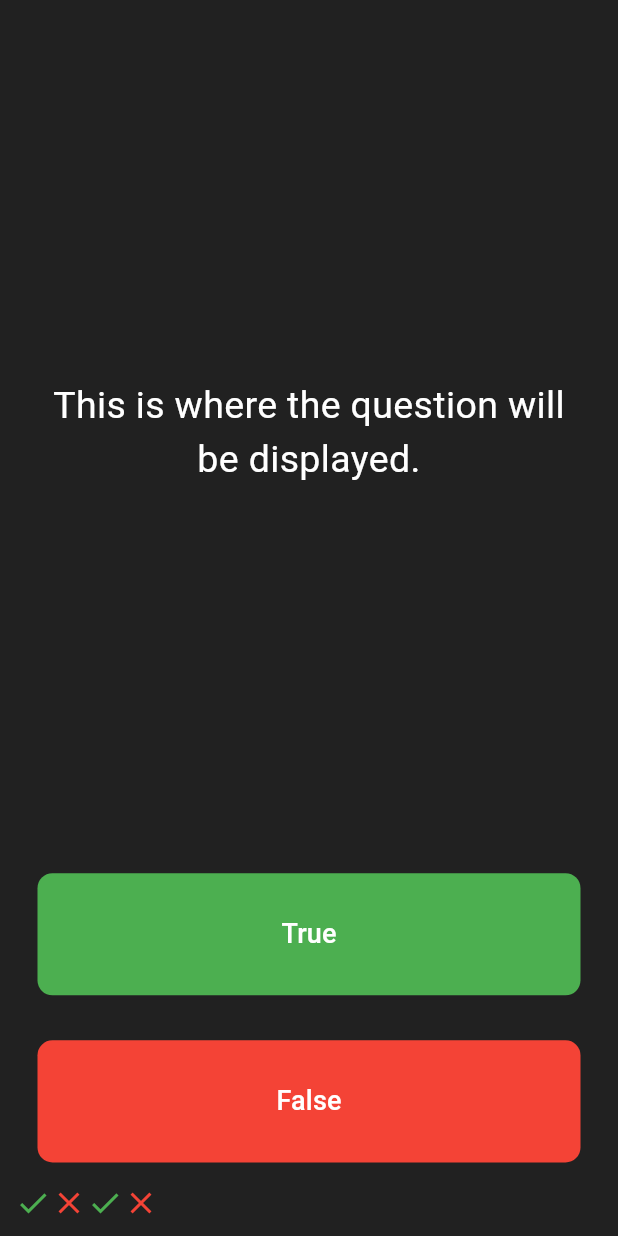
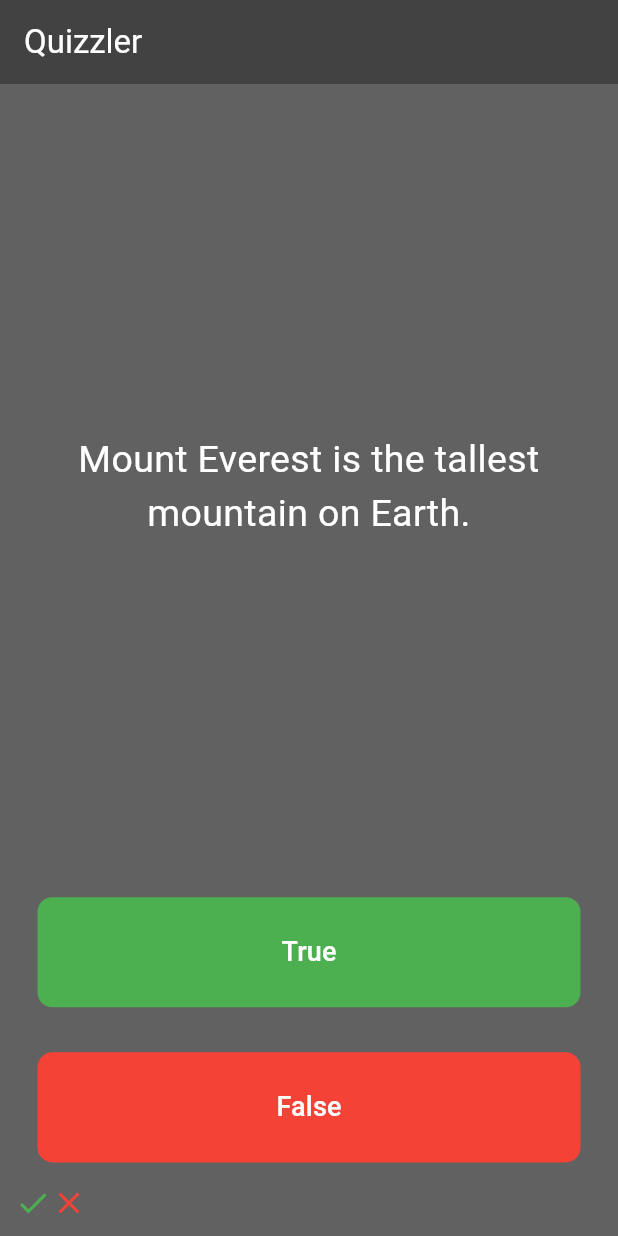
Before and after one commit to p-dong/quizzler, a Flutter app: the screen it shows after launch, after a tap on "True", after a tap on "False", on a phone screen of 412 x 824 dp. Run offline on Flutter 3.47's test engine with Material 3 defaults, Android fonts, the phone set to English and light mode, and no system bars.

Commit message:
learned about class an object in dart language

```diff
--- a/lib/main.dart
+++ b/lib/main.dart
@@ -1,6 +1,8 @@
-// ignore_for_file: prefer_const_constructors, prefer_const_literals_to_create_immutables
+// ignore_for_file: prefer_const_constructors, prefer_const_literals_to_create_immutables, sort_child_properties_last
 
 import 'package:flutter/material.dart';
+import 'question.dart';
+import 'quiz_brain.dart';
 
 void main() => runApp(Quizzler());
 
@@ -10,7 +12,16 @@ class Quizzler extends StatelessWidget {
     return MaterialApp(
       debugShowCheckedModeBanner: false,
       home: Scaffold(
-        backgroundColor: Colors.grey.shade900,
+        appBar: AppBar(
+          title: Text(
+            'Quizzler',
+            style: TextStyle(
+              color: Colors.white,
+            ),
+          ),
+          backgroundColor: Colors.grey[800],
+        ),
+        backgroundColor: Colors.grey[700],
         body: SafeArea(
           child: Padding(
             padding: EdgeInsets.all(10.0),
@@ -30,15 +41,9 @@ class QuizPage extends StatefulWidget {
 class _QuizPageState extends State<QuizPage> {
   List<Widget> scoreKeeper = [
     // if we didn't add widget inside the angle bracket, the list will be dynamic means it will be list of other datatypes too. so we need to mention a certain type of specific datatype.
-    Icon(
-      Icons.check,
-      color: Colors.green,
-    ),
-    Icon(
-      Icons.close,
-      color: Colors.red,
-    ),
   ];
+
+  QuizBrain quizBrain = QuizBrain();
 
   @override
   Widget build(BuildContext context) {
@@ -52,7 +57,7 @@ class _QuizPageState extends State<QuizPage> {
             padding: EdgeInsets.all(10.0),
             child: Center(
               child: Text(
-                'This is where the question will be displayed.',
+                quizBrain.getQuestionText(),
                 textAlign: TextAlign.center,
                 style: TextStyle(
                   color: Colors.white,
@@ -68,7 +73,17 @@ class _QuizPageState extends State<QuizPage> {
             padding: EdgeInsets.all(15.0),
             child: TextButton(
               onPressed: () {
+                // the user choose true
+                bool correctAnswer = quizBrain.getQuestionAnswer();
+
+                if (correctAnswer == true) {
+                  print('user got it right');
+                } else {
+                  print('user got it wrong');
+                }
+
                 setState(() {
+                  quizBrain.nextQuestion();
                   scoreKeeper.add(
                     Icon(
                       Icons.check,
@@ -99,7 +114,17 @@ class _QuizPageState extends State<QuizPage> {
             padding: EdgeInsets.all(15.0),
             child: TextButton(
               onPressed: () {
+                // The user choose false
+                bool correctAnswer = quizBrain.getQuestionAnswer();
+
+                if (correctAnswer == false) {
+                  print('user got it right');
+                } else {
+                  print('user got it wrong');
+                }
+
                 setState(() {
+                  quizBrain.nextQuestion();
                   scoreKeeper.add(
                     Icon(
                       Icons.close,
--- /dev/null
+++ b/lib/question.dart
@@ -0,0 +1,9 @@
+class Question {
+  String questionText = "";
+  bool questionAnswer = false;
+
+  Question({required String q, required bool a}) {
+    questionText = q;
+    questionAnswer = a;
+  }
+}
--- /dev/null
+++ b/lib/quiz_brain.dart
@@ -0,0 +1,84 @@
+// ignore_for_file: prefer_final_fields
+
+import 'question.dart';
+
+class QuizBrain {
+  int _questionNumber = 0;
+  List<Question> _questionBank = [
+    Question(q: 'Water boils at 100 degrees Celsius.', a: true),
+    Question(q: 'The Earth is flat.', a: false),
+    Question(q: 'Mount Everest is the tallest mountain on Earth.', a: true),
+    Question(q: 'Goldfish have a three-second memory.', a: false),
+    Question(q: 'The Great Wall of China is visible from space.', a: false),
+    Question(q: 'A group of crows is called a murder.', a: true),
+    Question(q: 'Bananas are berries.', a: true),
+    Question(
+        q: 'The speed of light is faster than the speed of sound.', a: true),
+    Question(q: 'Octopuses have three hearts.', a: true),
+    Question(
+        q: 'The Sahara Desert is the largest desert in the world.', a: false),
+    Question(q: 'The Pacific Ocean is the largest ocean on Earth.', a: true),
+    Question(q: 'Dolphins are fish.', a: false),
+    Question(q: 'The Eiffel Tower is located in London.', a: false),
+    Question(q: 'Honey never spoils.', a: true),
+    Question(q: 'The moon is a star.', a: false),
+    Question(q: 'Cats can rotate their ears 180 degrees.', a: true),
+    Question(
+        q: 'Albert Einstein was awarded the Nobel Prize in Chemistry.',
+        a: false),
+    Question(q: 'Penguins are mammals.', a: false),
+    Question(q: 'The currency of Japan is the yuan.', a: false),
+    Question(q: 'Venus is the hottest planet in our solar system.', a: true),
+    Question(q: 'Spiders have six legs.', a: false),
+    Question(
+        q: 'The Amazon rainforest produces 20% of the world\'s oxygen.',
+        a: true),
+    Question(
+        q: 'The Statue of Liberty was a gift from France to the United States.',
+        a: true),
+    Question(q: 'Kangaroos can only jump forward, not backward.', a: true),
+    Question(q: 'The longest river in the world is the Nile.', a: true),
+    Question(q: 'Snakes can blink their eyes.', a: false),
+    Question(q: 'Elephants are the only mammals that can\'t jump.', a: true),
+    Question(q: 'The currency of Brazil is the real.', a: true),
+    Question(q: 'There are 365 days in a leap year.', a: false),
+    Question(q: 'The human brain stops growing at the age of 25.', a: false),
+    Question(q: 'Antarctica is the driest continent on Earth.', a: true),
+    Question(q: 'The planet Mars is known as the Red Planet.', a: true),
+    Question(q: 'Cheetahs are the fastest land animals.', a: true),
+    Question(q: 'Diamonds are made from coal.', a: false),
+    Question(q: 'Sharks are mammals.', a: false),
+    Question(q: 'The capital of Australia is Sydney.', a: false),
+    Question(q: 'Hippopotamuses can run faster than humans.', a: false),
+    Question(
+        q: 'The Great Barrier Reef is the largest coral reef system in the world.',
+        a: true),
+    Question(q: 'Polar bears are left-handed.', a: false),
+    Question(q: 'The human body has 206 bones.', a: true),
+    Question(q: 'Jupiter is the largest planet in our solar system.', a: true),
+    Question(
+        q: 'Giraffes have the same number of neck vertebrae as humans.',
+        a: true),
+    Question(q: 'The currency of China is the yen.', a: false),
+    Question(
+        q: 'Chameleons change color to blend in with their surroundings.',
+        a: true),
+    Question(q: 'The moon revolves around the Earth.', a: true),
+    Question(q: 'The sun is a star.', a: true),
+    Question(q: 'Cows have four stomachs.', a: true),
+  ];
+
+  void nextQuestion() {
+    if (_questionNumber < _questionBank.length - 1) {
+      _questionNumber++;
+    }
+  }
+
+  String getQuestionText() {
+    return _questionBank[_questionNumber].questionText;
+  }
+
+  bool getQuestionAnswer() {
+    return _questionBank[_questionNumber].questionAnswer;
+  }
+}
```
